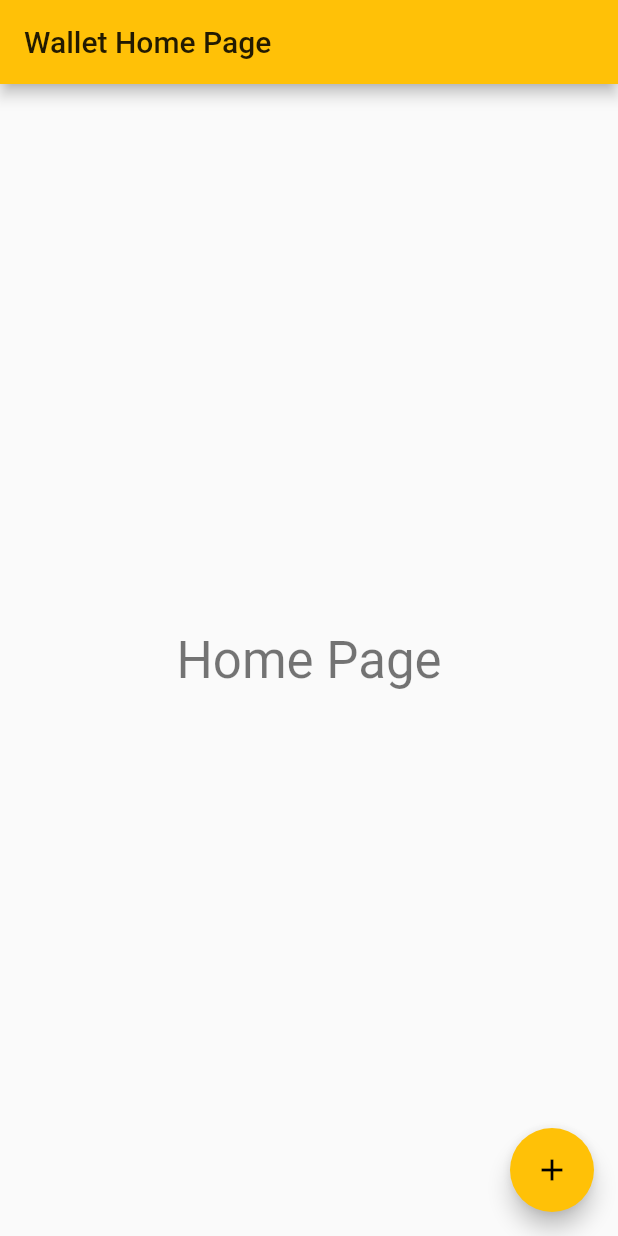
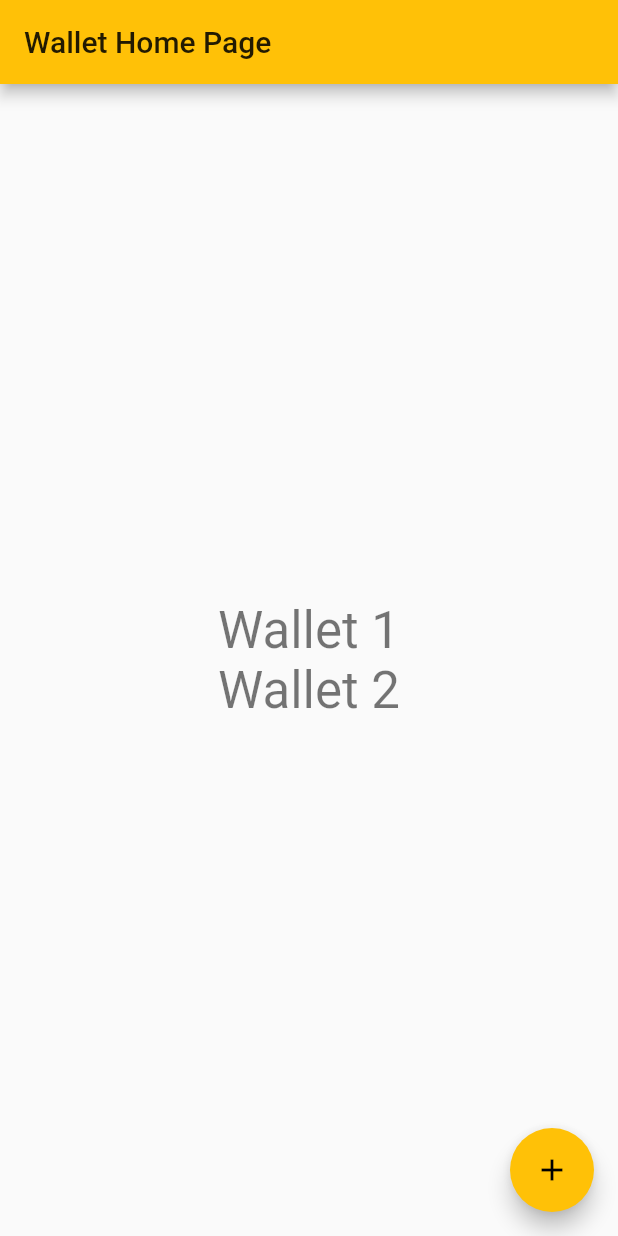
Before and after one commit to ocalvet/bitcoin-wallet, a Flutter app: the screen it shows after launch, on a phone screen of 412 x 824 dp. Run offline on Flutter 3.47's test engine with Material 2 defaults, Android fonts, the phone set to English and light mode, and no system bars.

Commit message:
Change to show wallets

```diff
--- a/btcwallet/lib/wallets_screen.dart
+++ b/btcwallet/lib/wallets_screen.dart
@@ -1,6 +1,26 @@
+import 'dart:math';
+
 import 'package:flutter/material.dart';
 
-class WalletsScreen extends StatelessWidget {
+class WalletsScreen extends StatefulWidget {
+  @override
+  State<StatefulWidget> createState() {
+    return _WalletsScreen();
+  }
+}
+
+class _WalletsScreen extends State<WalletsScreen> {
+  int nextIdx = 3;
+  List<Wallet> wallets = [
+    Wallet(name: 'Wallet 1'),
+    Wallet(name: 'Wallet 2'),
+  ];
+  Future<Wallet> createWallet(String name) {
+    return Future.delayed(Duration(seconds: 1), () {
+      return Wallet(name: name, walletId: '123abc321cba');
+    });
+  }
+
   @override
   Widget build(BuildContext context) {
     return Scaffold(
@@ -10,12 +30,12 @@ class WalletsScreen extends StatelessWidget {
       body: Center(
         child: Column(
           mainAxisAlignment: MainAxisAlignment.center,
-          children: <Widget>[
-            Text(
-              'Home Page',
+          children: wallets.map((w) {
+              return Text(
+              w.name,
               style: Theme.of(context).textTheme.display1,
-            ),
-          ],
+            );
+            }).toList(),
         ),
       ),
       floatingActionButton: FloatingActionButton(
@@ -26,3 +46,9 @@ class WalletsScreen extends StatelessWidget {
     );
   }
 }
+
+class Wallet {
+  Wallet({this.name, this.walletId});
+  final String name;
+  final String walletId;
+}
```
